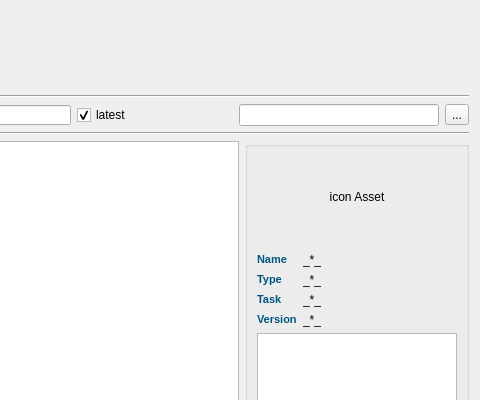
Above: Apps/Brontes/View/Brontes_main_v02.ui from geoffroygivry/CyclopsVFX-Unity before the change; both pictures show x 516 to 996 and y 0 to 400 of the 996 by 698 pixel window. Below: the same form after it.
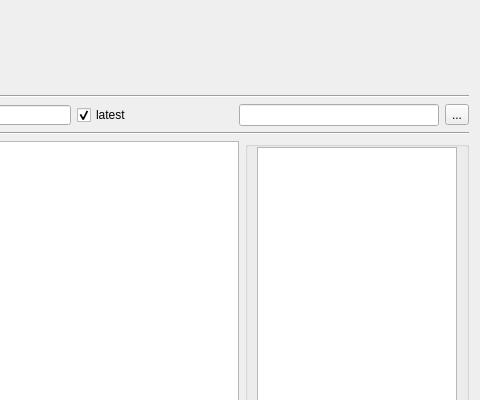
That is the form after the change. Icons and pictures are not drawn.

Commit message: removed details on right side and added icons in asset widgets

The edit to the form file:
```diff
--- a/Apps/Brontes/View/Brontes_main_v02.ui
+++ b/Apps/Brontes/View/Brontes_main_v02.ui
@@ -386,97 +386,6 @@
           <property name="topMargin">
            <number>0</number>
           </property>
-          <item>
-           <widget class="QLabel" name="icon_detail">
-            <property name="sizePolicy">
-             <sizepolicy hsizetype="Fixed" vsizetype="Fixed">
-              <horstretch>0</horstretch>
-              <verstretch>0</verstretch>
-             </sizepolicy>
-            </property>
-            <property name="minimumSize">
-             <size>
-              <width>200</width>
-              <height>100</height>
-             </size>
-            </property>
-            <property name="text">
-             <string>icon Asset</string>
-            </property>
-            <property name="scaledContents">
-             <bool>true</bool>
-            </property>
-            <property name="alignment">
-             <set>Qt::AlignCenter</set>
-            </property>
-           </widget>
-          </item>
-          <item>
-           <layout class="QGridLayout" name="detail_labels_groupbox">
-            <item row="3" column="0">
-             <widget class="QLabel" name="version_detail_label">
-              <property name="text">
-               <string>&lt;html&gt;&lt;head/&gt;&lt;body&gt;&lt;p&gt;&lt;span style=&quot; font-size:8pt; font-weight:600; color:#00557f;&quot;&gt;Version&lt;/span&gt;&lt;/p&gt;&lt;/body&gt;&lt;/html&gt;</string>
-              </property>
-             </widget>
-            </item>
-            <item row="2" column="0">
-             <widget class="QLabel" name="task_detail_label">
-              <property name="text">
-               <string>&lt;html&gt;&lt;head/&gt;&lt;body&gt;&lt;p&gt;&lt;span style=&quot; font-size:8pt; font-weight:600; color:#00557f;&quot;&gt;Task&lt;/span&gt;&lt;/p&gt;&lt;/body&gt;&lt;/html&gt;</string>
-              </property>
-             </widget>
-            </item>
-            <item row="2" column="1">
-             <widget class="QLabel" name="task_detail_data">
-              <property name="text">
-               <string>_*_</string>
-              </property>
-             </widget>
-            </item>
-            <item row="0" column="1">
-             <widget class="QLabel" name="name_detail_data">
-              <property name="text">
-               <string>_*_</string>
-              </property>
-             </widget>
-            </item>
-            <item row="1" column="0">
-             <widget class="QLabel" name="type_detail_label">
-              <property name="text">
-               <string>&lt;html&gt;&lt;head/&gt;&lt;body&gt;&lt;p&gt;&lt;span style=&quot; font-size:8pt; font-weight:600; color:#00557f;&quot;&gt;Type&lt;/span&gt;&lt;/p&gt;&lt;/body&gt;&lt;/html&gt;</string>
-              </property>
-             </widget>
-            </item>
-            <item row="0" column="0">
-             <widget class="QLabel" name="name_detail_label">
-              <property name="sizePolicy">
-               <sizepolicy hsizetype="Fixed" vsizetype="Preferred">
-                <horstretch>0</horstretch>
-                <verstretch>0</verstretch>
-               </sizepolicy>
-              </property>
-              <property name="text">
-               <string>&lt;html&gt;&lt;head/&gt;&lt;body&gt;&lt;p&gt;&lt;span style=&quot; font-size:8pt; font-weight:600; color:#00557f;&quot;&gt;Name&lt;/span&gt;&lt;/p&gt;&lt;/body&gt;&lt;/html&gt;</string>
-              </property>
-             </widget>
-            </item>
-            <item row="1" column="1">
-             <widget class="QLabel" name="type_detail_data">
-              <property name="text">
-               <string>_*_</string>
-              </property>
-             </widget>
-            </item>
-            <item row="3" column="1">
-             <widget class="QLabel" name="version_detail_data">
-              <property name="text">
-               <string>_*_</string>
-              </property>
-             </widget>
-            </item>
-           </layout>
-          </item>
           <item>
            <widget class="QListWidget" name="Version_detail_listWidget">
             <property name="sizePolicy">
```
The commit also changes 7 other files.
